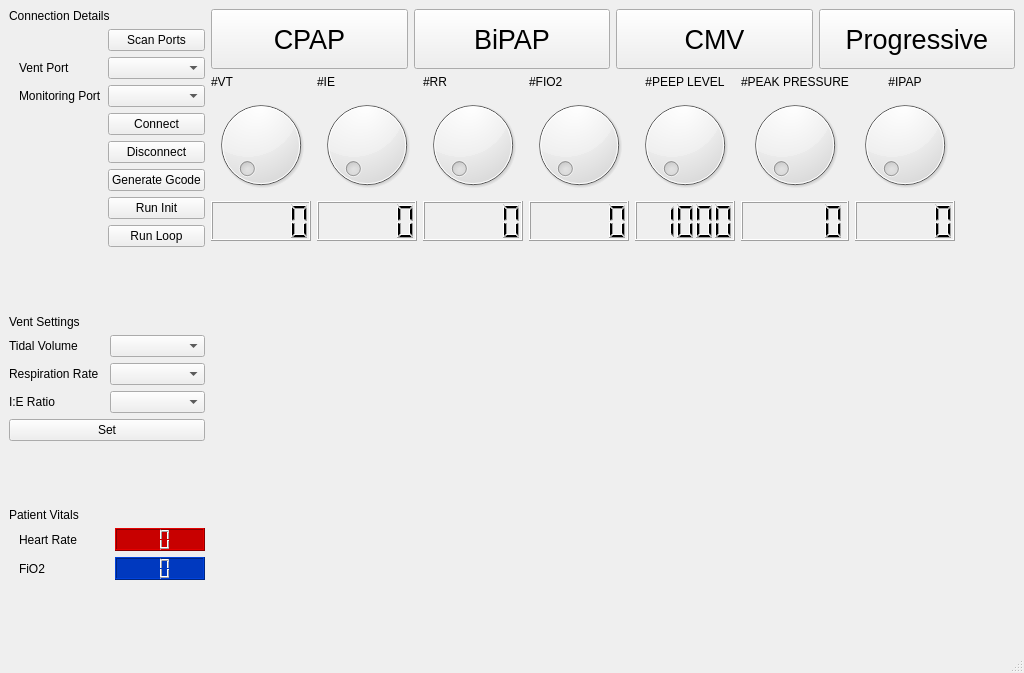
The window that VentUI.ui (jibonaronno/Rhythm) describes before a commit, drawn with Qt 5.
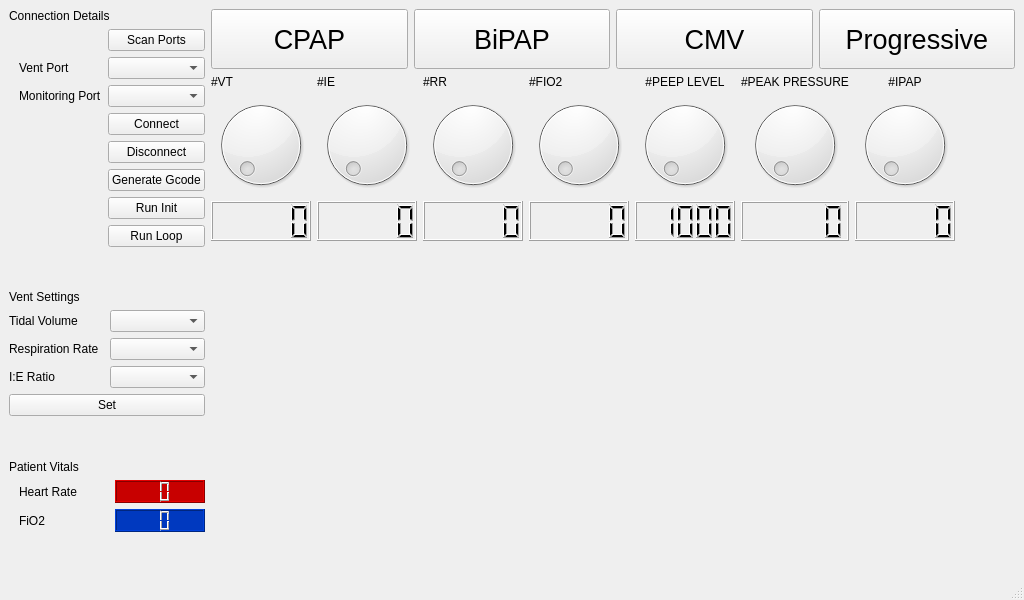
The same window after the commit.

The edit to the form file:
```diff
--- a/VentUI.ui
+++ b/VentUI.ui
@@ -7,7 +7,7 @@
     <x>0</x>
     <y>0</y>
     <width>1024</width>
-    <height>673</height>
+    <height>600</height>
    </rect>
   </property>
   <property name="windowTitle">
```
